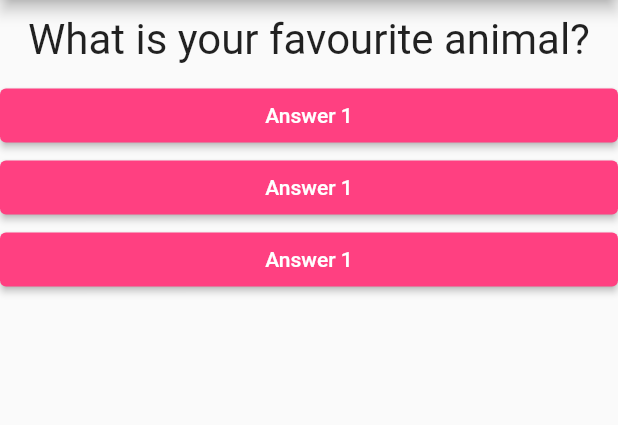
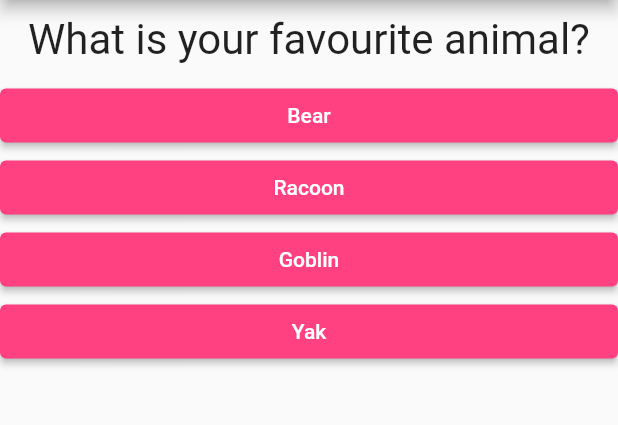
Before and after one commit to abhishekmobstac/flutter-practice, a Flutter app: the screen it shows after launch, on a phone screen of 412 x 824 dp, the part 84-509 px from its top. Run offline on Flutter 3.47's test engine with Material 2 defaults, Android fonts, the phone set to English and light mode, and no system bars.

Commit message:
new changes added

```diff
--- a/quiz_app/lib/answer.dart
+++ b/quiz_app/lib/answer.dart
@@ -2,7 +2,8 @@ import 'package:flutter/material.dart';
 
 class Answer extends StatelessWidget {
   final VoidCallback selectHandler;
-  Answer(this.selectHandler);
+  final String answerText;
+  Answer(this.selectHandler, this.answerText);
 
   @override
   Widget build(BuildContext context) {
@@ -13,7 +14,7 @@ class Answer extends StatelessWidget {
             backgroundColor: MaterialStateProperty.all(Colors.pinkAccent),
             foregroundColor: MaterialStateProperty.all(Colors.white)),
         onPressed: selectHandler,
-        child: const Text("Answer 1"),
+        child: Text(answerText),
       ),
     );
   }
--- a/quiz_app/lib/main.dart
+++ b/quiz_app/lib/main.dart
@@ -16,20 +16,25 @@ class MyApp extends StatefulWidget {
 
 class _MyAppState extends State<MyApp> {
   int _questionIndex = 0;
-
+  final questions = const [
+    {
+      'questionText': "What is your favourite animal?",
+      'answers': ['Bear', 'Racoon', 'Goblin', 'Yak']
+    },
+    {
+      'questionText': "What is your favourite color?",
+      'answers': ['Black', 'Red', 'Green', 'Blue']
+    },
+    {
+      'questionText': "What is your favourite food?",
+      'answers': ['Black', 'Red', 'Green', 'Yellow']
+    },
+  ];
   void _answerQuestion() {
     setState(() {
       _questionIndex = (_questionIndex + 1) % questions.length;
     });
-
-    print('Answer chosen!');
   }
-
-  List<String> questions = [
-    "What is your favourite animal?",
-    "What is your favourite color?",
-    "What is your favourite food?"
-  ];
 
   @override
   Widget build(BuildContext context) {
@@ -42,10 +47,11 @@ class _MyAppState extends State<MyApp> {
           ),
           body: Column(
             children: <Widget>[
-              Question(questions[_questionIndex]),
-              Answer(_answerQuestion),
-              Answer(_answerQuestion),
-              Answer(_answerQuestion),
+              Question(questions[_questionIndex]['questionText'] as String),
+              ...(questions[_questionIndex]['answers'] as List<String>)
+                  .map((answer) {
+                return Answer(_answerQuestion, answer);
+              }).toList()
             ],
           )),
     );
```
